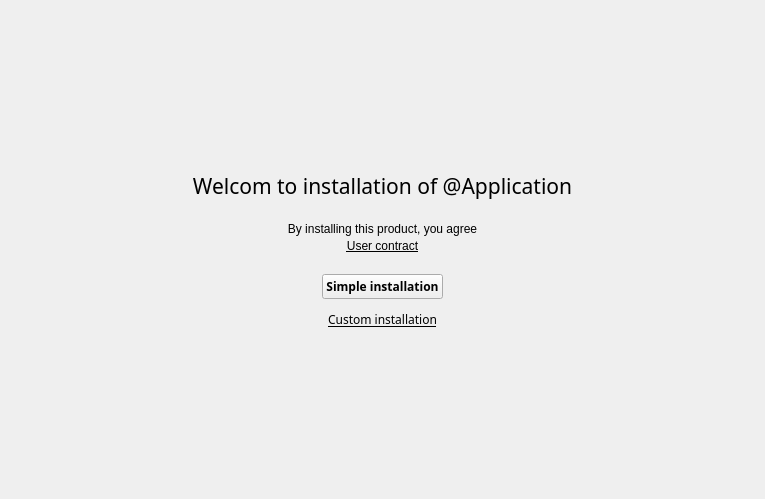
Old version of the form ui/welcome.ui in the repository Covalia/standalone-deployer.
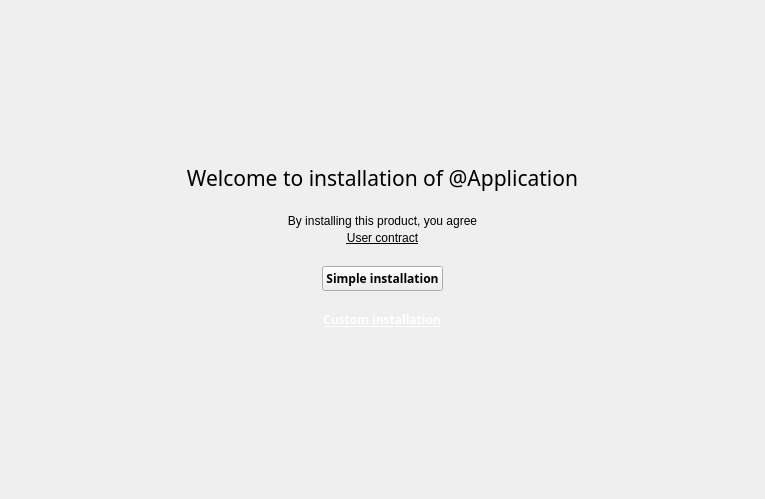
New version of the form.

Diff of the .ui file:
```diff
--- a/ui/welcome.ui
+++ b/ui/welcome.ui
@@ -46,7 +46,7 @@
         <string notr="true">color: @color-text-on-background ;</string>
        </property>
        <property name="text">
-        <string>Welcom to installation of @Application</string>
+        <string>Welcome to installation of @Application</string>
        </property>
        <property name="alignment">
         <set>Qt::AlignCenter</set>
@@ -134,25 +134,33 @@
        </property>
       </widget>
      </item>
-     <item>
-      <widget class="QLabel" name="labelCustomInstall">
+     <item alignment="Qt::AlignHCenter">
+      <widget class="QPushButton" name="buttonCustomInstall">
        <property name="font">
         <font>
          <family>Segoe WP Semibold</family>
          <pointsize>9</pointsize>
+         <weight>75</weight>
+         <bold>true</bold>
          <underline>true</underline>
-         <kerning>false</kerning>
         </font>
        </property>
        <property name="styleSheet">
-        <string notr="true">color: @color-text-on-background ;</string>
+        <string notr="true">QPushButton {
+	background-color: transparent;
+	color : white;
+	padding: 8px;
+	border: px0;
+	text-decoration: underline;
+}
+
+QPushButton:hover {
+	color : gray;
+}</string>
        </property>
        <property name="text">
         <string>Custom installation</string>
        </property>
-       <property name="alignment">
-        <set>Qt::AlignCenter</set>
-       </property>
       </widget>
      </item>
      <item>
```
Left out of the diff: 4 changed lines with no effect on the pictures.
